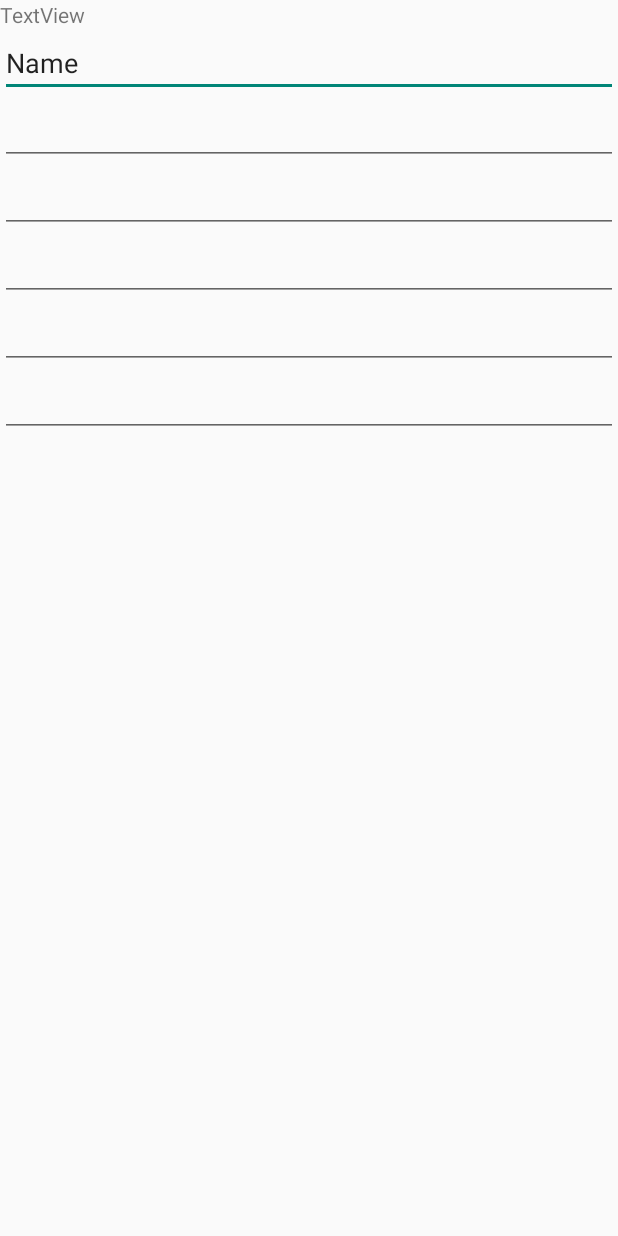
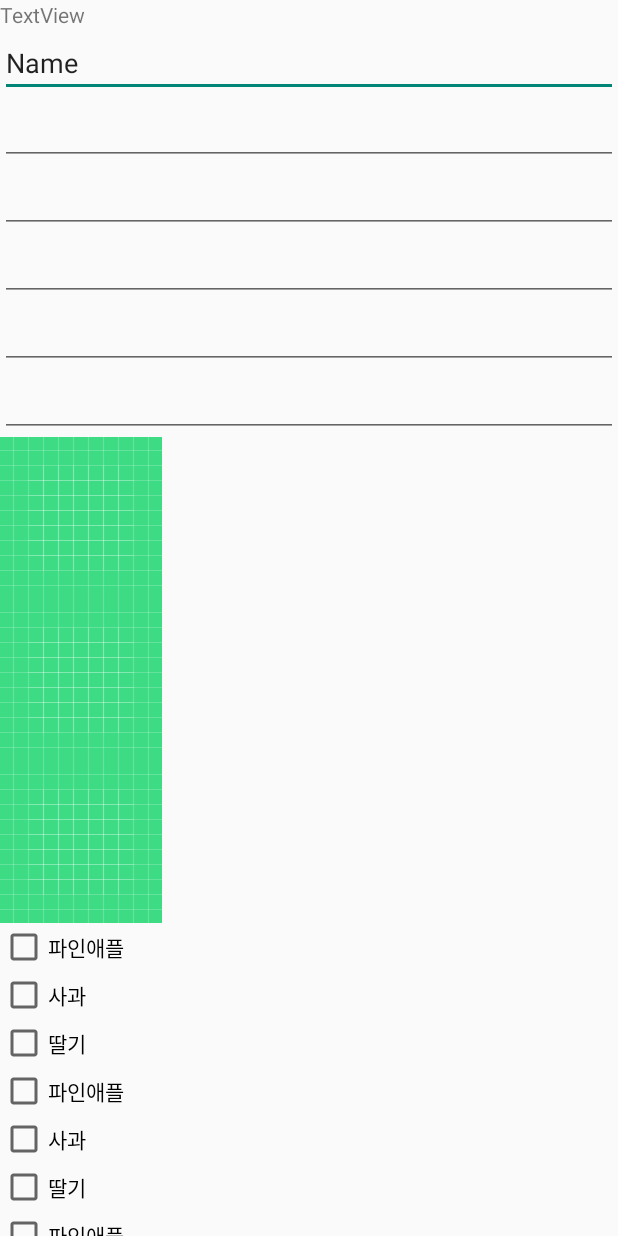
Before and after one commit to kimyoungtae-kor/AndroidStudio, an Android app built with Jetpack Compose: the screen it shows after launch (MainActivity), on a phone screen of 412 x 824 dp. Run offline under Robolectric (Android 15) with nearby library versions, the phone set to English and light mode, and no system bars.

Commit message:
안드로이드 스튜디오 todo 프로젝트 준비

```diff
--- a/Myapp/app/src/main/res/layout/text_view.xml
+++ b/Myapp/app/src/main/res/layout/text_view.xml
@@ -1,8 +1,19 @@
 <?xml version="1.0" encoding="utf-8"?>
 <LinearLayout xmlns:android="http://schemas.android.com/apk/res/android"
+    xmlns:app="http://schemas.android.com/apk/res-auto"
+    xmlns:tools="http://schemas.android.com/tools"
     android:orientation="vertical"
     android:layout_width="match_parent"
     android:layout_height="match_parent">
+
+    <ScrollView
+        android:layout_width="match_parent"
+        android:layout_height="match_parent">
+
+        <LinearLayout
+            android:layout_width="match_parent"
+            android:layout_height="wrap_content"
+            android:orientation="vertical" >
 
             <TextView
                 android:id="@+id/textView2"
@@ -52,4 +63,96 @@
                 android:layout_height="wrap_content"
                 android:ems="10"
                 android:inputType="textPostalAddress" />
+
+            <ImageView
+                android:id="@+id/imageView2"
+                android:layout_width="wrap_content"
+                android:layout_height="wrap_content"
+                android:src="@drawable/ic_launcher_background" />
+            <ImageView
+                android:id="@+id/imageView4"
+                android:layout_width="wrap_content"
+                android:layout_height="wrap_content"
+                android:src="@drawable/ic_launcher_background" />
+            <ImageView
+                android:id="@+id/imageView3"
+                android:layout_width="wrap_content"
+                android:layout_height="wrap_content"
+                android:src="@drawable/ic_launcher_background" />
+
+            <CheckBox
+                android:id="@+id/checkBox"
+                android:layout_width="match_parent"
+                android:layout_height="wrap_content"
+                android:text="파인애플" />
+
+            <CheckBox
+                android:id="@+id/checkBox2"
+                android:layout_width="match_parent"
+                android:layout_height="wrap_content"
+                android:text="사과" />
+
+            <CheckBox
+                android:id="@+id/checkBox3"
+                android:layout_width="match_parent"
+                android:layout_height="wrap_content"
+                android:text="딸기" />
+
+            <CheckBox
+                android:id="@+id/checkBox4"
+                android:layout_width="match_parent"
+                android:layout_height="wrap_content"
+                android:text="파인애플" />
+
+            <CheckBox
+                android:id="@+id/checkBox5"
+                android:layout_width="match_parent"
+                android:layout_height="wrap_content"
+                android:text="사과" />
+
+            <CheckBox
+                android:id="@+id/checkBox6"
+                android:layout_width="match_parent"
+                android:layout_height="wrap_content"
+                android:text="딸기" />
+
+
+            <CheckBox
+                android:id="@+id/checkBox7"
+                android:layout_width="match_parent"
+                android:layout_height="wrap_content"
+                android:text="파인애플" />
+
+            <CheckBox
+                android:id="@+id/checkBox8"
+                android:layout_width="match_parent"
+                android:layout_height="wrap_content"
+                android:text="사과" />
+
+            <CheckBox
+                android:id="@+id/checkBox9"
+                android:layout_width="match_parent"
+                android:layout_height="wrap_content"
+                android:text="딸기" />
+
+
+            <RadioGroup
+                android:layout_width="match_parent"
+                android:layout_height="74dp">
+
+                <RadioButton
+                    android:id="@+id/radioButton"
+                    android:layout_width="match_parent"
+                    android:layout_height="wrap_content"
+                    android:text="남" />
+
+                <RadioButton
+                    android:id="@+id/radioButton2"
+                    android:layout_width="match_parent"
+                    android:layout_height="wrap_content"
+                    android:text="여" />
+            </RadioGroup>
         </LinearLayout>
+    </ScrollView>
+
+</LinearLayout>
```
Lines whose indentation alone changed are shown as unchanged.
